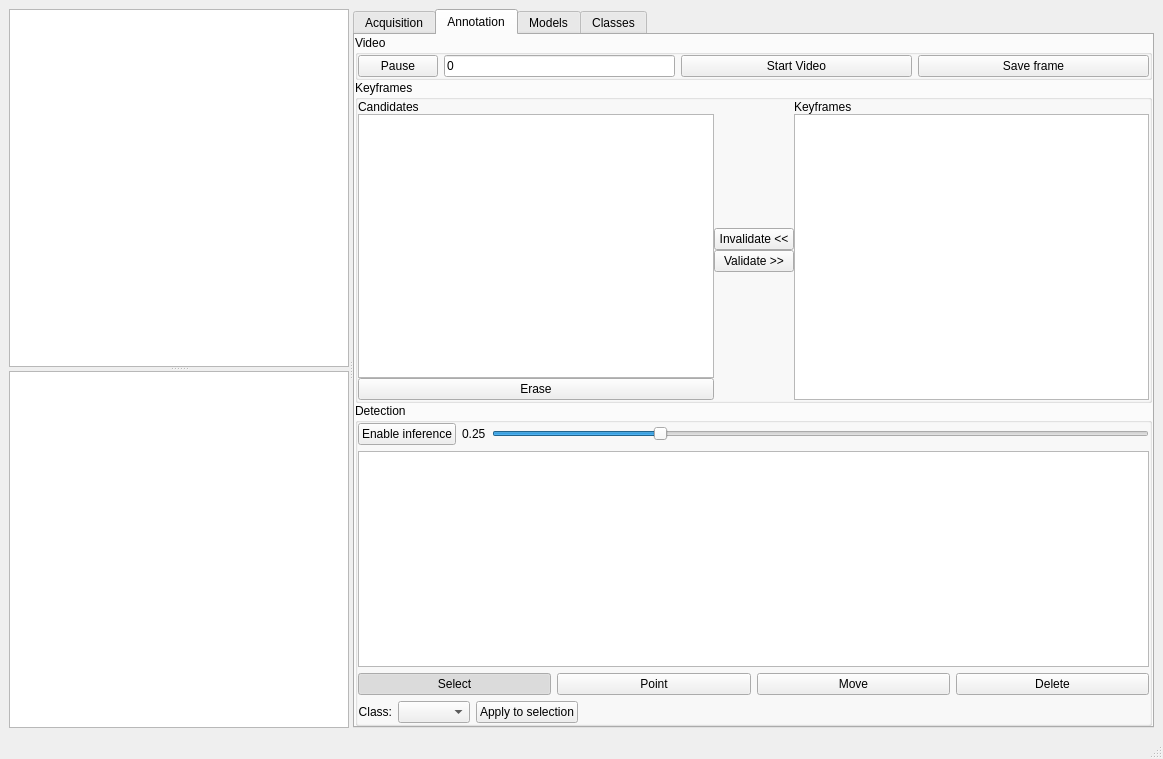
The window that visionUI/mainwindow.ui (yquemener/OpenArmVision) describes before a commit, drawn with Qt 5.
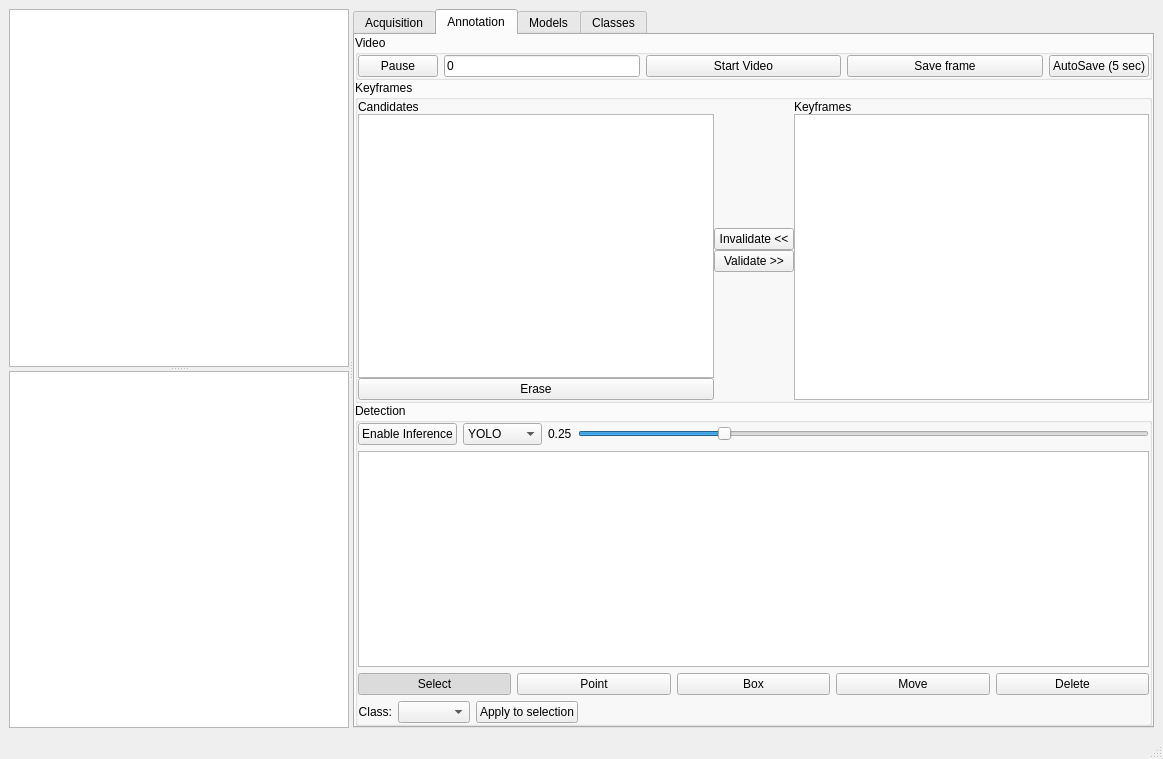
The same window after the commit. The open tabs and pages were chosen to show the change.

Commit message: Getting back into the project to train a holes detector for the Ademe project

```diff
--- a/visionUI/mainwindow.ui
+++ b/visionUI/mainwindow.ui
@@ -302,6 +302,16 @@
                 </property>
                </widget>
               </item>
+              <item>
+               <widget class="QPushButton" name="autosaveButton">
+                <property name="text">
+                 <string>AutoSave (5 sec)</string>
+                </property>
+                <property name="checkable">
+                 <bool>true</bool>
+                </property>
+               </widget>
+              </item>
              </layout>
             </item>
            </layout>
@@ -449,13 +459,27 @@
               <item>
                <widget class="QPushButton" name="enableYOLO">
                 <property name="text">
-                 <string>Enable inference</string>
+                 <string>Enable Inference</string>
                 </property>
                 <property name="checkable">
                  <bool>true</bool>
                 </property>
                </widget>
               </item>
+              <item>
+               <widget class="QComboBox" name="modelType">
+                <item>
+                 <property name="text">
+                  <string>YOLO</string>
+                 </property>
+                </item>
+                <item>
+                 <property name="text">
+                  <string>multi_obj</string>
+                 </property>
+                </item>
+               </widget>
+              </item>
               <item>
                <widget class="QLabel" name="yoloThresholdLabel">
                 <property name="text">
@@ -515,6 +539,19 @@
                 </property>
                </widget>
               </item>
+              <item>
+               <widget class="QPushButton" name="boxCreateButton">
+                <property name="text">
+                 <string>Box</string>
+                </property>
+                <property name="checkable">
+                 <bool>true</bool>
+                </property>
+                <property name="autoExclusive">
+                 <bool>true</bool>
+                </property>
+               </widget>
+              </item>
               <item>
                <widget class="QPushButton" name="movePointButton">
                 <property name="text">
```
Left out of the diff: 2 changed lines with no effect on the pictures. The commit also changes 2 other files.
